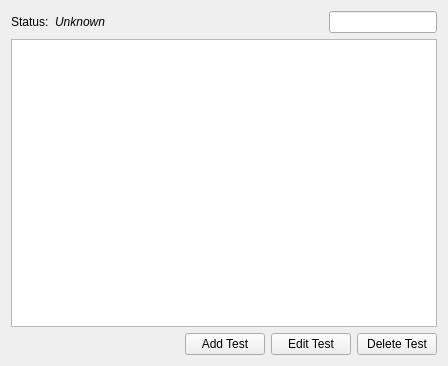
The window that GEMEditor/ui/src/ModelTestTab.ui (JuBra/GEMEditor) describes before a commit, drawn with Qt 5.
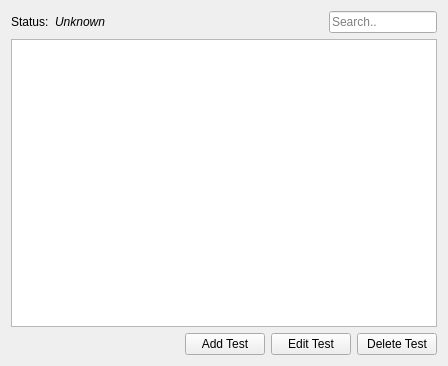
The same window after the commit. Icons and pictures are not drawn. Custom widgets are drawn as their Qt base class.

```diff
--- a/GEMEditor/ui/src/ModelTestTab.ui
+++ b/GEMEditor/ui/src/ModelTestTab.ui
@@ -74,13 +74,19 @@
       </widget>
      </item>
      <item>
-      <widget class="ButtonLineEdit" name="searchInput">
+      <widget class="QLineEdit" name="searchInput">
        <property name="sizePolicy">
         <sizepolicy hsizetype="Minimum" vsizetype="Fixed">
          <horstretch>0</horstretch>
          <verstretch>0</verstretch>
         </sizepolicy>
        </property>
+       <property name="placeholderText">
+        <string>Search..</string>
+       </property>
+       <property name="clearButtonEnabled">
+        <bool>true</bool>
+       </property>
       </widget>
      </item>
     </layout>
@@ -136,11 +142,6 @@
   </layout>
  </widget>
  <customwidgets>
-  <customwidget>
-   <class>ButtonLineEdit</class>
-   <extends>QLineEdit</extends>
-   <header>GEMEditor.widgets.gui</header>
-  </customwidget>
   <customwidget>
    <class>GeneTreeView</class>
    <extends>QTreeView</extends>
```
